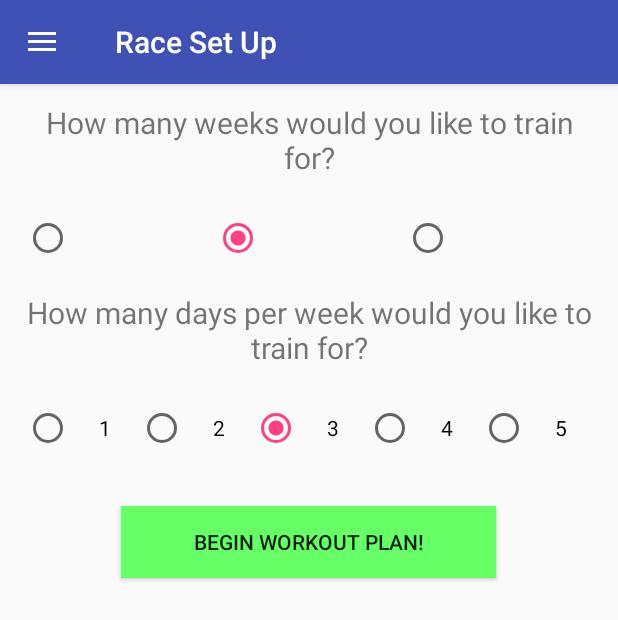
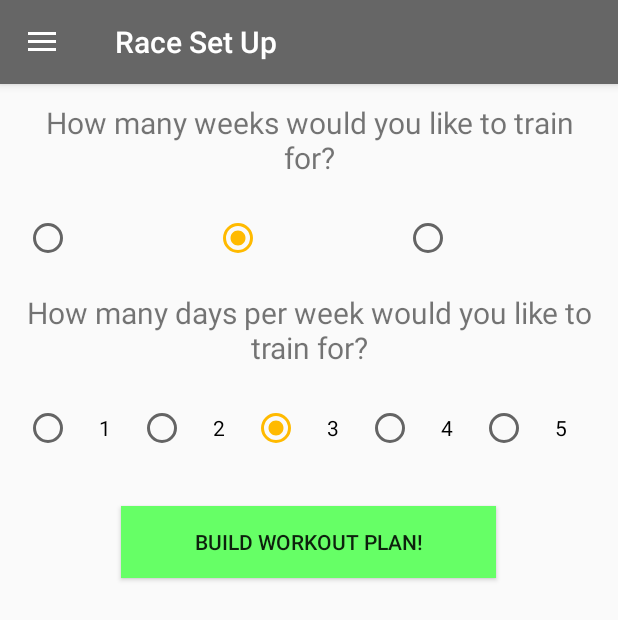
Before and after one commit to heenana/RunningApp, an Android app: the CustomizePlan screen opened directly, with no data from a screen before it, on a phone screen of 412 x 824 dp. Shown: the top 620 px of the screen. Run offline under Robolectric (Android 15) with nearby library versions, the phone set to English and light mode, and no system bars; 4 statements that could not run were skipped.

```diff
--- a/app/src/main/res/layout/activity_customize_plan.xml
+++ b/app/src/main/res/layout/activity_customize_plan.xml
@@ -185,7 +185,7 @@
                 android:layout_centerHorizontal="true"
                 android:layout_centerVertical="false"
                 android:background="#66ff66"
-                android:text="BEGIN WORKOUT PLAN!" />
+                android:text="BUILD WORKOUT PLAN!" />
 
         </RelativeLayout>
 
--- a/app/src/main/res/values/colors.xml
+++ b/app/src/main/res/values/colors.xml
@@ -1,6 +1,6 @@
 <?xml version="1.0" encoding="utf-8"?>
 <resources>
-    <color name="colorPrimary">#3F51B5</color>
+    <color name="colorPrimary">#666666</color>
     <color name="colorPrimaryDark">#303F9F</color>
-    <color name="colorAccent">#FF4081</color>
+    <color name="colorAccent">#ffba00</color>
 </resources>
```
Also changed, not shown: app/src/main/java/heenan/runningapp/PlanOverview.java (+35 -7 lines).
